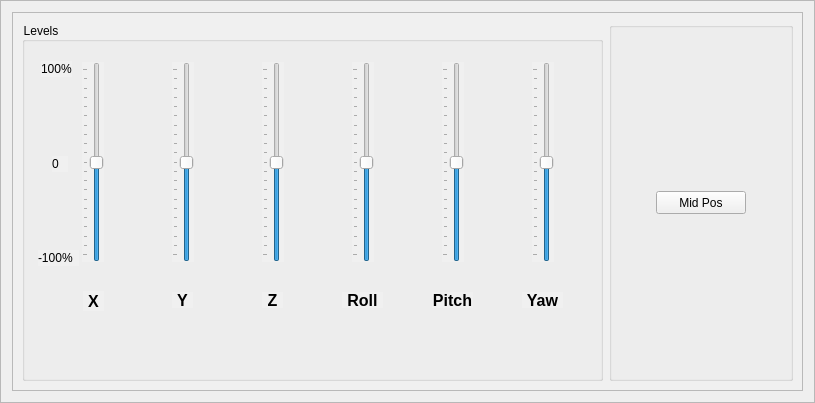
Old version of the form runtime/agents/test_agent/simple_input_gui.ui in the repository michaelmargolis/MdxMotionPlatformV3.
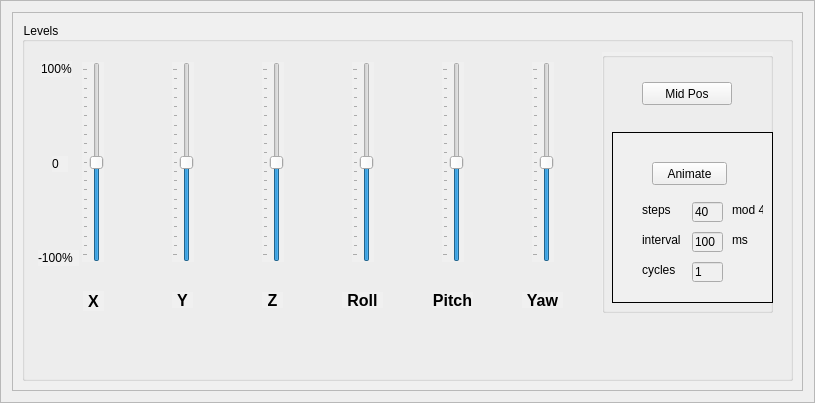
New version of the form.

Commit message: added animation capability to test agent

Diff of the .ui file:
```diff
--- a/runtime/agents/test_agent/simple_input_gui.ui
+++ b/runtime/agents/test_agent/simple_input_gui.ui
@@ -29,7 +29,7 @@
    <enum>QFrame::Raised</enum>
   </property>
   <layout class="QGridLayout" name="gridLayout">
-   <item row="0" column="0">
+   <item row="1" column="0">
     <widget class="QFrame" name="frm_dynamics">
      <property name="minimumSize">
       <size>
@@ -405,22 +405,33 @@
             <string>0</string>
            </property>
           </widget>
-         </widget>
-        </item>
-        <item>
          <widget class="QGroupBox" name="groupBox_2">
+           <property name="geometry">
+            <rect>
+             <x>580</x>
+             <y>30</y>
+             <width>171</width>
+             <height>261</height>
+            </rect>
+           </property>
           <property name="minimumSize">
            <size>
             <width>120</width>
-            <height>351</height>
+             <height>260</height>
            </size>
           </property>
           <property name="title">
            <string/>
           </property>
-          <layout class="QHBoxLayout" name="horizontalLayout_3">
-           <item>
             <widget class="QPushButton" name="btn_mid_pos">
+            <property name="geometry">
+             <rect>
+              <x>40</x>
+              <y>30</y>
+              <width>90</width>
+              <height>23</height>
+             </rect>
+            </property>
              <property name="minimumSize">
               <size>
                <width>90</width>
@@ -437,8 +448,137 @@
               <string>Mid Pos</string>
              </property>
             </widget>
-           </item>
-          </layout>
+           <widget class="QFrame" name="animate_frame">
+            <property name="geometry">
+             <rect>
+              <x>10</x>
+              <y>80</y>
+              <width>161</width>
+              <height>171</height>
+             </rect>
+            </property>
+            <property name="frameShape">
+             <enum>QFrame::Box</enum>
+            </property>
+            <widget class="QPushButton" name="btn_animate">
+             <property name="geometry">
+              <rect>
+               <x>40</x>
+               <y>30</y>
+               <width>75</width>
+               <height>23</height>
+              </rect>
+             </property>
+             <property name="text">
+              <string>Animate</string>
+             </property>
+            </widget>
+            <widget class="QLabel" name="label_4">
+             <property name="geometry">
+              <rect>
+               <x>30</x>
+               <y>70</y>
+               <width>41</width>
+               <height>16</height>
+              </rect>
+             </property>
+             <property name="text">
+              <string>steps</string>
+             </property>
+            </widget>
+            <widget class="QLineEdit" name="txt_steps">
+             <property name="geometry">
+              <rect>
+               <x>80</x>
+               <y>70</y>
+               <width>31</width>
+               <height>20</height>
+              </rect>
+             </property>
+             <property name="text">
+              <string>40</string>
+             </property>
+            </widget>
+            <widget class="QLineEdit" name="txt_cycles">
+             <property name="geometry">
+              <rect>
+               <x>80</x>
+               <y>130</y>
+               <width>31</width>
+               <height>20</height>
+              </rect>
+             </property>
+             <property name="text">
+              <string>1</string>
+             </property>
+            </widget>
+            <widget class="QLabel" name="label_5">
+             <property name="geometry">
+              <rect>
+               <x>30</x>
+               <y>130</y>
+               <width>41</width>
+               <height>16</height>
+              </rect>
+             </property>
+             <property name="text">
+              <string>cycles</string>
+             </property>
+            </widget>
+            <widget class="QLineEdit" name="txt_interval">
+             <property name="geometry">
+              <rect>
+               <x>80</x>
+               <y>100</y>
+               <width>31</width>
+               <height>20</height>
+              </rect>
+             </property>
+             <property name="text">
+              <string>100</string>
+             </property>
+            </widget>
+            <widget class="QLabel" name="label_6">
+             <property name="geometry">
+              <rect>
+               <x>30</x>
+               <y>100</y>
+               <width>41</width>
+               <height>16</height>
+              </rect>
+             </property>
+             <property name="text">
+              <string>interval</string>
+             </property>
+            </widget>
+            <widget class="QLabel" name="label_7">
+             <property name="geometry">
+              <rect>
+               <x>120</x>
+               <y>100</y>
+               <width>21</width>
+               <height>16</height>
+              </rect>
+             </property>
+             <property name="text">
+              <string>ms</string>
+             </property>
+            </widget>
+            <widget class="QLabel" name="label_11">
+             <property name="geometry">
+              <rect>
+               <x>120</x>
+               <y>70</y>
+               <width>31</width>
+               <height>16</height>
+              </rect>
+             </property>
+             <property name="text">
+              <string>mod 4</string>
+             </property>
+            </widget>
+           </widget>
+          </widget>
          </widget>
         </item>
        </layout>
```
Lines whose indentation alone changed are shown as unchanged. The commit also changes 2 other files.
